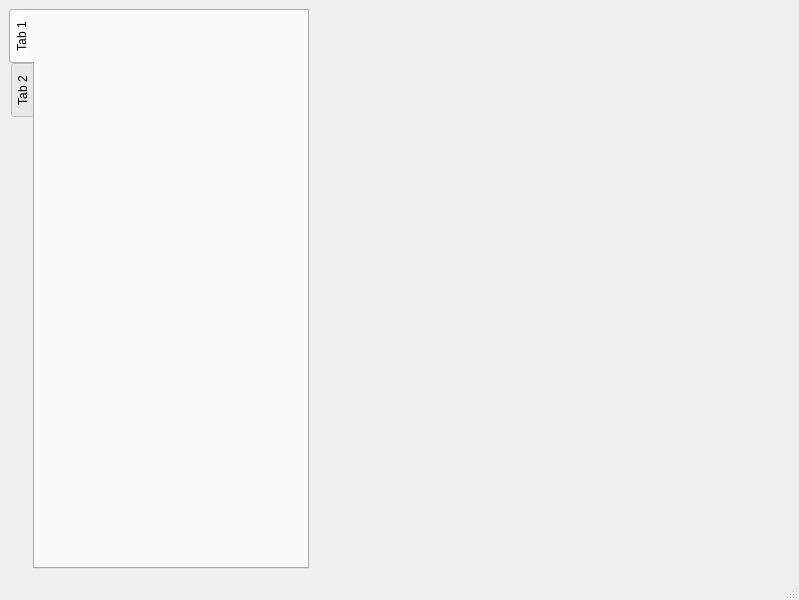
Above: ui/workspace.ui from alengbao/green_eye before the change. Below: the same form after it.
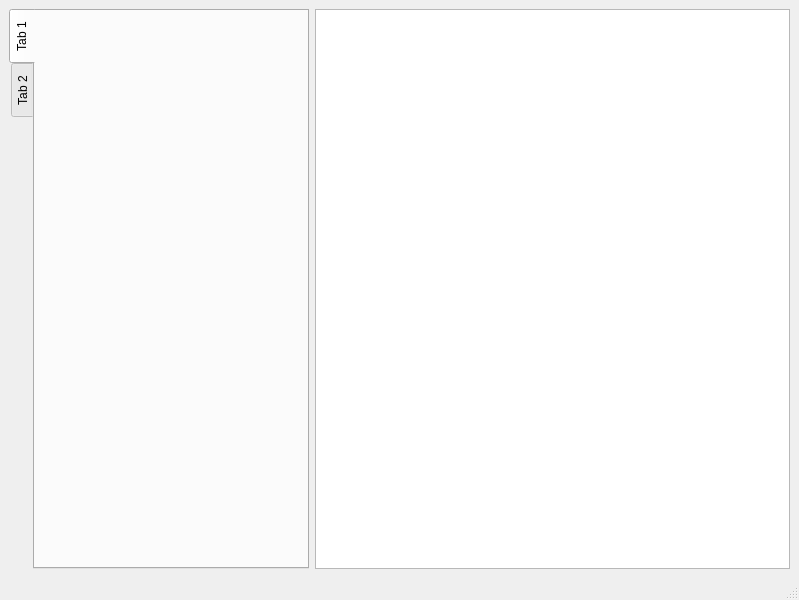
That is the form after the change.

```diff
--- a/ui/workspace.ui
+++ b/ui/workspace.ui
@@ -57,14 +57,7 @@
      </widget>
     </item>
     <item>
-     <widget class="QWidget" name="widget" native="true">
-      <property name="sizePolicy">
-       <sizepolicy hsizetype="Expanding" vsizetype="Expanding">
-        <horstretch>0</horstretch>
-        <verstretch>0</verstretch>
-       </sizepolicy>
-      </property>
-     </widget>
+     <widget class="QGraphicsView" name="graphicsView"/>
     </item>
    </layout>
   </widget>
```
Left out of the diff: 3 changed lines with no effect on the pictures.
